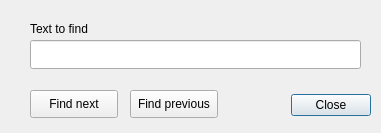
First picture: the form in cogstat/ui/find_text.ui, repository cogstat/cogstat, before the edit.
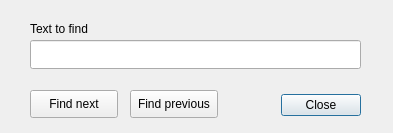
Second picture: the form after the edit.

Patch:
```diff
--- a/cogstat/ui/find_text.ui
+++ b/cogstat/ui/find_text.ui
@@ -6,17 +6,35 @@
    <rect>
     <x>0</x>
     <y>0</y>
-    <width>381</width>
+    <width>393</width>
     <height>133</height>
    </rect>
   </property>
+  <property name="sizePolicy">
+   <sizepolicy hsizetype="Fixed" vsizetype="Fixed">
+    <horstretch>0</horstretch>
+    <verstretch>0</verstretch>
+   </sizepolicy>
+  </property>
+  <property name="minimumSize">
+   <size>
+    <width>393</width>
+    <height>133</height>
+   </size>
+  </property>
+  <property name="maximumSize">
+   <size>
+    <width>393</width>
+    <height>133</height>
+   </size>
+  </property>
   <property name="windowTitle">
    <string>Find text</string>
   </property>
   <widget class="QDialogButtonBox" name="buttonBox">
    <property name="geometry">
     <rect>
-     <x>30</x>
+     <x>20</x>
      <y>90</y>
      <width>341</width>
      <height>31</height>
```
